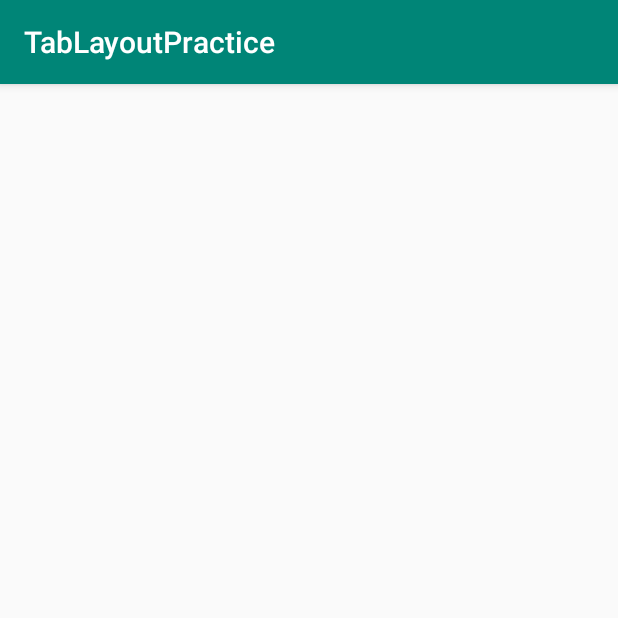
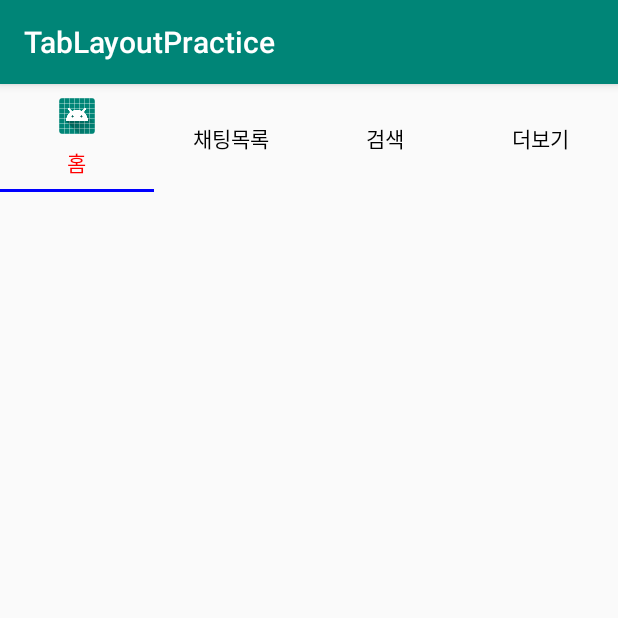
Before and after one commit to alldifferent/TabLayoutPractice, an Android app: the screen it shows after launch (MainActivity), on a phone screen of 412 x 824 dp, the top half of it. Run offline under Robolectric (Android 15) with nearby library versions, the phone set to English and light mode, and no system bars; our stand-ins replace data binding.

Commit message:
탭레이아웃 활용 연습

```diff
--- a/app/src/main/java/com/example/tablayoutpractice/MainActivity.java
+++ b/app/src/main/java/com/example/tablayoutpractice/MainActivity.java
@@ -27,6 +27,10 @@ public class MainActivity extends BaseActivity {
     @Override
     public void setValues() {
 
+        act.tabLayout.addTab(act.tabLayout.newTab().setText("홈").setIcon(R.mipmap.ic_launcher));
+        act.tabLayout.addTab(act.tabLayout.newTab().setText("채팅목록"));
+        act.tabLayout.addTab(act.tabLayout.newTab().setText("검색"));
+        act.tabLayout.addTab(act.tabLayout.newTab().setText("더보기"));
     }
 
     @Override
--- a/app/src/main/res/layout/activity_main.xml
+++ b/app/src/main/res/layout/activity_main.xml
@@ -12,11 +12,12 @@
         >
 
         <android.support.design.widget.TabLayout
-            app:tabGravity="center"
+            android:id="@+id/tabLayout"
+            app:tabGravity="fill"
             app:tabMode="fixed"
             app:tabTextColor="#000000"
-            app:tabSelectedTextColor="#ffffff"
-            app:tabIndicator="#ffffff"
+            app:tabSelectedTextColor="#ff0000"
+            app:tabIndicatorColor="#0000ff"
             android:layout_width="match_parent"
             android:layout_height="wrap_content">
 
```
